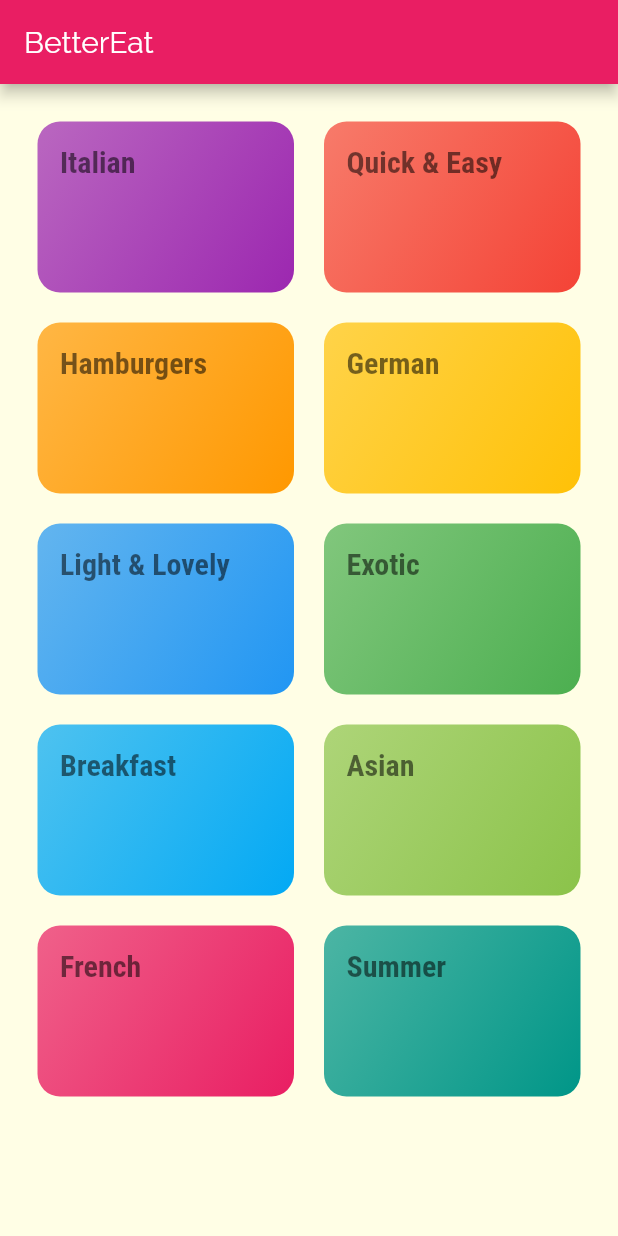
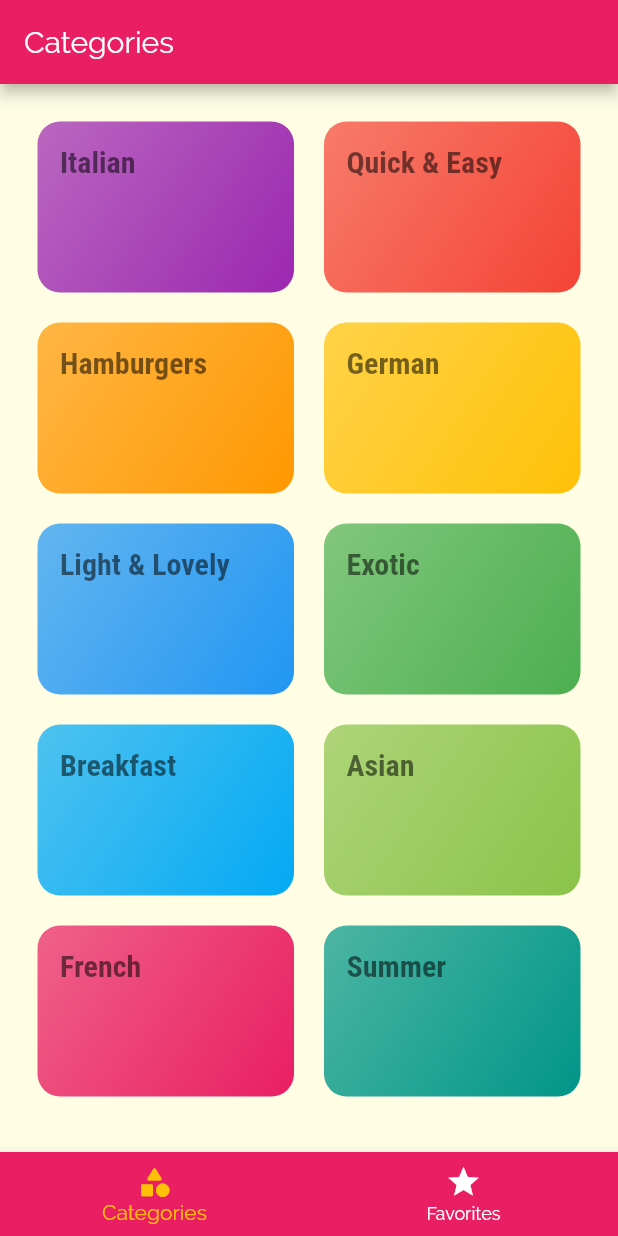
Before and after one commit to Denismr7/flutter_meals_app, a Flutter app: the screen it shows after launch, on a phone screen of 412 x 824 dp. Run offline on Flutter 3.47's test engine with Material 2 defaults, Android fonts, the phone set to English and light mode, and no system bars.

```diff
--- a/lib/main.dart
+++ b/lib/main.dart
@@ -1,8 +1,8 @@
 import 'package:flutter/material.dart';
 
 import 'screens/category_meals_screen.dart';
-import 'screens/categories_screen.dart';
 import '/screens/meal_detail_screen.dart';
+import '/screens/tabs_screen.dart';
 
 void main(List<String> args) {
   runApp(MealsApp());
@@ -30,7 +30,7 @@ class MealsApp extends StatelessWidget {
                 fontFamily: 'RobotoCondensed',
                 fontWeight: FontWeight.bold)),
       ),
-      home: CategoriesScreen(),
+      home: TabScreen(),
       routes: {
         CategoryMealsScreen.routeName: (context) => CategoryMealsScreen(),
         MealDetailScreen.routeName: (context) => MealDetailScreen(),
--- a/lib/screens/categories_screen.dart
+++ b/lib/screens/categories_screen.dart
@@ -6,11 +6,7 @@ import '../widgets/category_item.dart';
 class CategoriesScreen extends StatelessWidget {
   @override
   Widget build(BuildContext context) {
-    return Scaffold(
-      appBar: AppBar(
-        title: const Text('BetterEat'),
-      ),
-      body: GridView(
+    return GridView(
       padding: const EdgeInsets.all(25),
       gridDelegate: SliverGridDelegateWithMaxCrossAxisExtent(
         maxCrossAxisExtent: 200,
@@ -22,7 +18,6 @@ class CategoriesScreen extends StatelessWidget {
           .map((catData) =>
               CategoryItem(catData.id, catData.title, catData.color))
           .toList(),
-      ),
     );
   }
 }
--- /dev/null
+++ b/lib/screens/favorites_screen.dart
@@ -0,0 +1,12 @@
+import 'package:flutter/material.dart';
+
+class FavoritesScreen extends StatelessWidget {
+  const FavoritesScreen();
+
+  @override
+  Widget build(BuildContext context) {
+    return Center(
+      child: Text('The Favorites'),
+    );
+  }
+}
--- /dev/null
+++ b/lib/screens/tabs_screen.dart
@@ -0,0 +1,53 @@
+import 'package:flutter/material.dart';
+
+import './categories_screen.dart';
+import './favorites_screen.dart';
+
+class TabScreen extends StatefulWidget {
+  const TabScreen();
+
+  @override
+  _TabsScreenState createState() => _TabsScreenState();
+}
+
+class _TabsScreenState extends State<TabScreen> {
+  final List<Map<String, Object>> _pages = [
+    {'page': CategoriesScreen(), 'title': 'Categories'},
+    {'page': FavoritesScreen(), 'title': 'Categories'},
+  ];
+
+  int _selectedPageIndex = 0;
+
+  void _selectPage(int index) {
+    setState(() {
+      _selectedPageIndex = index;
+    });
+  }
+
+  @override
+  Widget build(BuildContext context) {
+    return Scaffold(
+      appBar: AppBar(
+        title: Text(_pages[_selectedPageIndex]['title'] as String),
+      ),
+      body: _pages[_selectedPageIndex]['page'] as Widget,
+      bottomNavigationBar: BottomNavigationBar(
+        onTap: _selectPage,
+        backgroundColor: Theme.of(context).primaryColor,
+        unselectedItemColor: Colors.white,
+        selectedItemColor: Theme.of(context).accentColor,
+        currentIndex: _selectedPageIndex,
+        items: [
+          BottomNavigationBarItem(
+            icon: Icon(Icons.category_rounded),
+            label: 'Categories',
+          ),
+          BottomNavigationBarItem(
+            icon: Icon(Icons.star),
+            label: 'Favorites',
+          ),
+        ],
+      ),
+    );
+  }
+}
```
Lines whose indentation alone changed are shown as unchanged.
